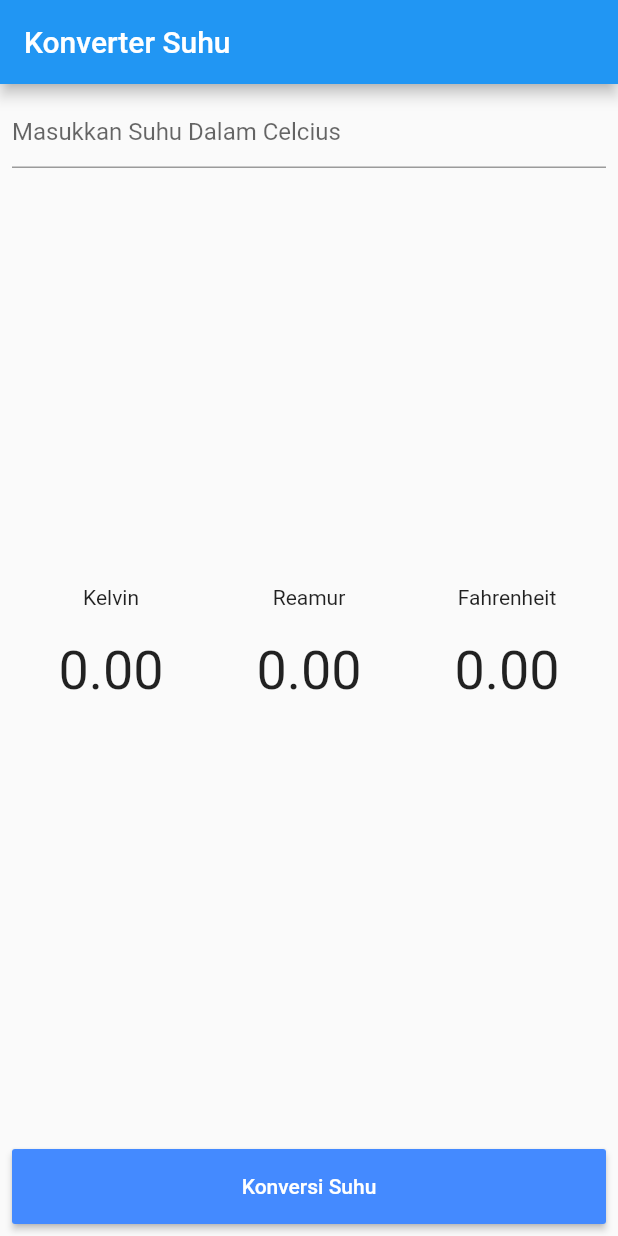
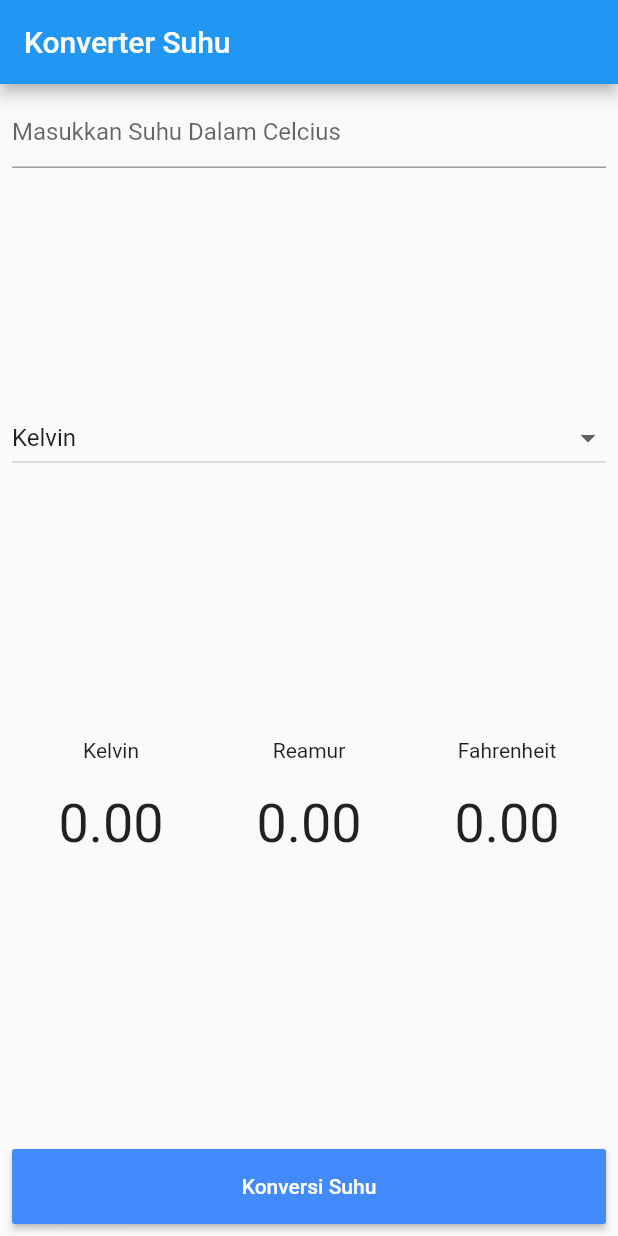
Before and after one commit to siubie/FlutterConverterV2, a Flutter app: the screen it shows after launch, on a phone screen of 412 x 824 dp. Run offline on Flutter 3.47's test engine with Material 2 defaults, Android fonts, the phone set to English and light mode, and no system bars.

Commit message:
Tambah Dropdown

```diff
--- a/lib/main.dart
+++ b/lib/main.dart
@@ -31,7 +31,9 @@ class _MyAppState extends State<MyApp> {
   }
 
   //0 fixing error di layout
+  //buang expanded di result widget
   //1 buat variabel dropdown
+  var listSatuanSuhu = ["kelvin", "reamur"];
 
   @override
   Widget build(BuildContext context) {
@@ -53,6 +55,22 @@ class _MyAppState extends State<MyApp> {
               mainAxisSize: MainAxisSize.max,
               children: [
                 Input(etInput: etInput),
+                //3 buat dropdown biasa
+                DropdownButton(
+                  items: [
+                    DropdownMenuItem(
+                      child: Text("Kelvin"),
+                      value: "kelvin",
+                    ),
+                    DropdownMenuItem(
+                      child: Text("Reamur"),
+                      value: "reamur",
+                    )
+                  ],
+                  value: "kelvin",
+                  onChanged: (value) {},
+                  isExpanded: true,
+                ),
                 Container(
                   margin: EdgeInsets.only(top: 20, bottom: 20),
                   child: Row(
```
